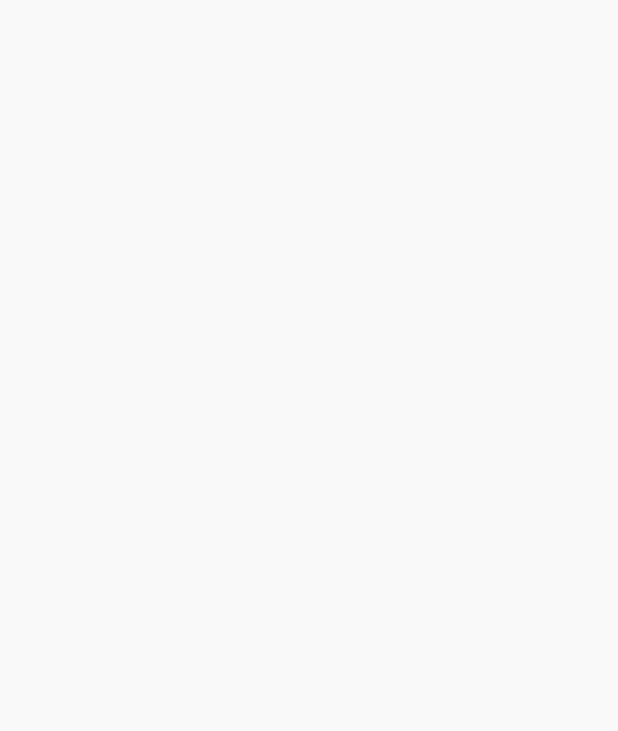
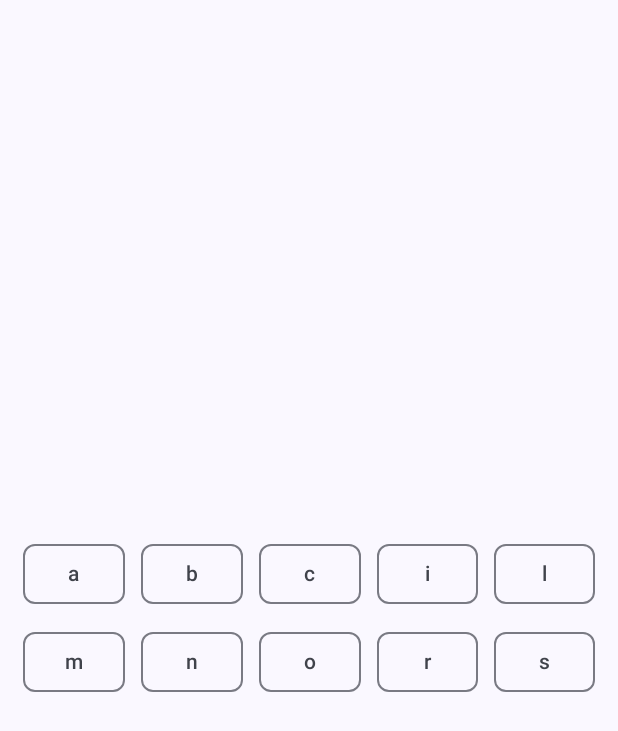
Before and after one commit to JosenRomero/next-letter-puzzle-mobileversion, an Android app built with Jetpack Compose: the PlayScreen screen opened through its navigation route, on a phone screen of 412 x 824 dp. Before the commit the part shown is empty. Shown: the top 731 px of the screen. Run offline under Robolectric (Android 15) with nearby library versions, the phone set to English and light mode, and no system bars; our stand-ins replace Dagger/Hilt's generated code, Room's generated code.

Commit message:
add ButtonsContainer component

```diff
--- /dev/null
+++ b/app/src/main/java/com/josenromero/nextletterpuzzle/ui/components/ButtonsContainer.kt
@@ -0,0 +1,50 @@
+package com.josenromero.nextletterpuzzle.ui.components
+
+import android.content.res.Configuration.UI_MODE_NIGHT_YES
+import androidx.compose.foundation.layout.padding
+import androidx.compose.foundation.lazy.grid.GridCells
+import androidx.compose.foundation.lazy.grid.LazyVerticalGrid
+import androidx.compose.foundation.lazy.grid.itemsIndexed
+import androidx.compose.material3.OutlinedButton
+import androidx.compose.material3.ShapeDefaults
+import androidx.compose.material3.Text
+import androidx.compose.runtime.Composable
+import androidx.compose.ui.Modifier
+import androidx.compose.ui.tooling.preview.Preview
+import androidx.compose.ui.unit.dp
+import com.josenromero.nextletterpuzzle.ui.theme.NextLetterPuzzleTheme
+import com.josenromero.nextletterpuzzle.utils.Constants
+
+@Composable
+fun ButtonsContainer(
+    letters: ArrayList<String>,
+    onClick: (letter: String) -> Unit
+) {
+
+    LazyVerticalGrid(
+        columns = GridCells.Adaptive(minSize = 70.dp)
+    ) {
+        itemsIndexed(letters) {_, letter ->
+            OutlinedButton(
+                onClick = { onClick(letter) },
+                modifier = Modifier.padding(5.dp),
+                shape = ShapeDefaults.Small
+            ) {
+                Text(text = letter)
+            }
+        }
+    }
+
+}
+
+@Preview(name = "Light Mode")
+@Preview(name = "Dark Mode", uiMode = UI_MODE_NIGHT_YES)
+@Composable
+fun ButtonsContainerPreview() {
+    NextLetterPuzzleTheme {
+        ButtonsContainer(
+            letters = Constants.dataFake[0].letters,
+            onClick = {}
+        )
+    }
+}
--- a/app/src/main/java/com/josenromero/nextletterpuzzle/ui/main/navigation/AppNavigation.kt
+++ b/app/src/main/java/com/josenromero/nextletterpuzzle/ui/main/navigation/AppNavigation.kt
@@ -8,6 +8,7 @@ import androidx.navigation.compose.rememberNavController
 import com.josenromero.nextletterpuzzle.ui.main.viewmodels.GameViewModel
 import com.josenromero.nextletterpuzzle.ui.main.views.HomeScreen
 import com.josenromero.nextletterpuzzle.ui.main.views.PlayScreen
+import com.josenromero.nextletterpuzzle.utils.Constants
 
 @Composable
 fun AppNavigation() {
@@ -18,12 +19,15 @@ fun AppNavigation() {
     NavHost(navController = navController, startDestination = AppScreens.HomeScreen.route) {
         composable(route = AppScreens.HomeScreen.route) {
             HomeScreen(
-                players = gameViewModel.players.value,
-                data = gameViewModel.data.value
+                onNavigateToAScreen = {  route -> navController.navigate(route) },
+                players = gameViewModel.players.value
             )
         }
         composable(route = AppScreens.PlayScreen.route) {
-            PlayScreen()
+            PlayScreen(
+                data = gameViewModel.data.value,
+                player = Constants.playerFake
+            )
         }
     }
 
--- a/app/src/main/java/com/josenromero/nextletterpuzzle/ui/main/views/HomeScreen.kt
+++ b/app/src/main/java/com/josenromero/nextletterpuzzle/ui/main/views/HomeScreen.kt
@@ -1,20 +1,50 @@
 package com.josenromero.nextletterpuzzle.ui.main.views
 
 import android.content.res.Configuration.UI_MODE_NIGHT_YES
+import androidx.compose.foundation.layout.Arrangement
+import androidx.compose.foundation.layout.Box
+import androidx.compose.foundation.layout.Column
+import androidx.compose.foundation.layout.fillMaxSize
+import androidx.compose.foundation.layout.padding
+import androidx.compose.material3.OutlinedButton
+import androidx.compose.material3.Scaffold
 import androidx.compose.material3.Text
 import androidx.compose.runtime.Composable
+import androidx.compose.ui.Alignment
+import androidx.compose.ui.Modifier
 import androidx.compose.ui.tooling.preview.Preview
-import com.josenromero.nextletterpuzzle.data.Item
+import androidx.compose.ui.unit.dp
 import com.josenromero.nextletterpuzzle.data.player.PlayerEntity
+import com.josenromero.nextletterpuzzle.ui.main.navigation.AppScreens
 import com.josenromero.nextletterpuzzle.ui.theme.NextLetterPuzzleTheme
 
 @Composable
 fun HomeScreen(
-    players: List<PlayerEntity>,
-    data: List<Item>
+    onNavigateToAScreen: (route: String) -> Unit,
+    players: List<PlayerEntity>
 ) {
 
-    Text(text = "HomeScreen")
+    Scaffold {
+        Box(
+            modifier = Modifier
+                .fillMaxSize()
+                .padding(it)
+        ) {
+            Column(
+                modifier = Modifier
+                    .fillMaxSize()
+                    .padding(10.dp),
+                verticalArrangement = Arrangement.Center,
+                horizontalAlignment = Alignment.CenterHorizontally
+            ) {
+                OutlinedButton(
+                    onClick = { onNavigateToAScreen(AppScreens.PlayScreen.route) }
+                ) {
+                    Text(text = "Play")
+                }
+            }
+        }
+    }
 
 }
 
@@ -24,8 +54,8 @@ fun HomeScreen(
 fun HomeScreenPreview() {
     NextLetterPuzzleTheme {
         HomeScreen(
-            players = emptyList(),
-            data = emptyList()
+            onNavigateToAScreen = {},
+            players = emptyList()
         )
     }
 }
--- a/app/src/main/java/com/josenromero/nextletterpuzzle/ui/main/views/PlayScreen.kt
+++ b/app/src/main/java/com/josenromero/nextletterpuzzle/ui/main/views/PlayScreen.kt
@@ -1,20 +1,60 @@
 package com.josenromero.nextletterpuzzle.ui.main.views
 
 import android.content.res.Configuration.UI_MODE_NIGHT_YES
+import androidx.compose.foundation.layout.Arrangement
+import androidx.compose.foundation.layout.Box
+import androidx.compose.foundation.layout.Column
+import androidx.compose.foundation.layout.fillMaxSize
+import androidx.compose.foundation.layout.padding
+import androidx.compose.material3.Scaffold
 import androidx.compose.runtime.Composable
+import androidx.compose.ui.Alignment
+import androidx.compose.ui.Modifier
 import androidx.compose.ui.tooling.preview.Preview
+import androidx.compose.ui.unit.dp
+import com.josenromero.nextletterpuzzle.data.Item
+import com.josenromero.nextletterpuzzle.data.player.PlayerEntity
+import com.josenromero.nextletterpuzzle.ui.components.ButtonsContainer
 import com.josenromero.nextletterpuzzle.ui.theme.NextLetterPuzzleTheme
+import com.josenromero.nextletterpuzzle.utils.Constants
 
 @Composable
-fun PlayScreen() {
+fun PlayScreen(
+    data: List<Item>,
+    player: PlayerEntity
+) {
+
+    Scaffold {
+        Box(
+            modifier = Modifier
+                .fillMaxSize()
+                .padding(it)
+        ) {
+            Column(
+                modifier = Modifier
+                    .fillMaxSize()
+                    .padding(10.dp),
+                verticalArrangement = Arrangement.Center,
+                horizontalAlignment = Alignment.CenterHorizontally
+            ) {
+                ButtonsContainer(
+                    letters = data[player.currentLevel].letters,
+                    onClick = {}
+                )
+            }
+        }
+    }
 
 }
 
-@Preview(name = "Light Mode")
-@Preview(name = "Dark Mode", uiMode = UI_MODE_NIGHT_YES)
+@Preview(name = "Light Mode", showSystemUi = true)
+@Preview(name = "Dark Mode", uiMode = UI_MODE_NIGHT_YES, showSystemUi = true)
 @Composable
 fun PlayScreenPreview() {
     NextLetterPuzzleTheme {
-        PlayScreen()
+        PlayScreen(
+            data = Constants.dataFake,
+            player = Constants.playerFake
+        )
     }
 }
```
Also changed, not shown: app/src/main/java/com/josenromero/nextletterpuzzle/utils/Constants.kt (+15 -0 lines).
